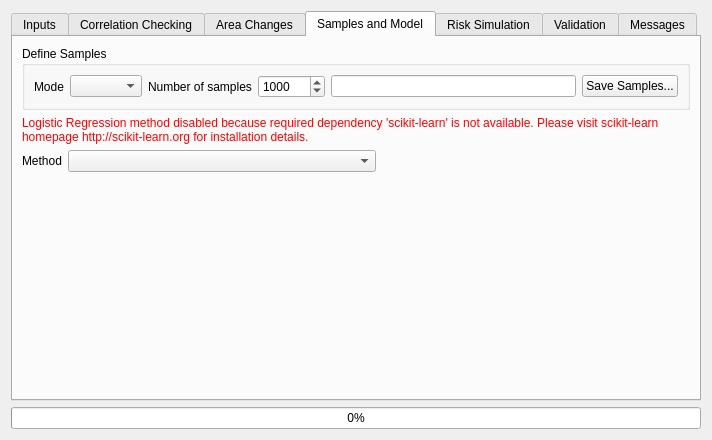
nextgis/qgis_molusce, file ui/moluscedialogbase.ui: the form before one commit.
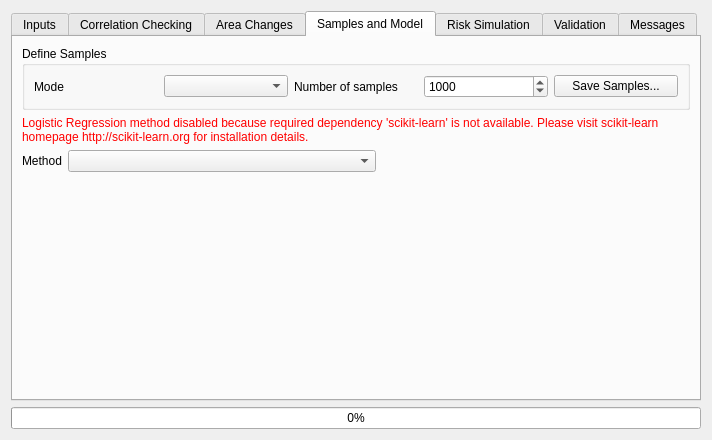
The form after the commit. The open tabs and pages were chosen to show the change. Custom widgets are drawn as their Qt base class.

Diff of the .ui file:
```diff
--- a/ui/moluscedialogbase.ui
+++ b/ui/moluscedialogbase.ui
@@ -311,9 +311,6 @@
             </property>
            </widget>
           </item>
-          <item>
-           <widget class="QLineEdit" name="leValidationError"/>
-          </item>
           <item>
            <widget class="QPushButton" name="btnSelectSamples">
             <property name="text">
```
Left out of the diff: 2 changed lines with no effect on the pictures.
